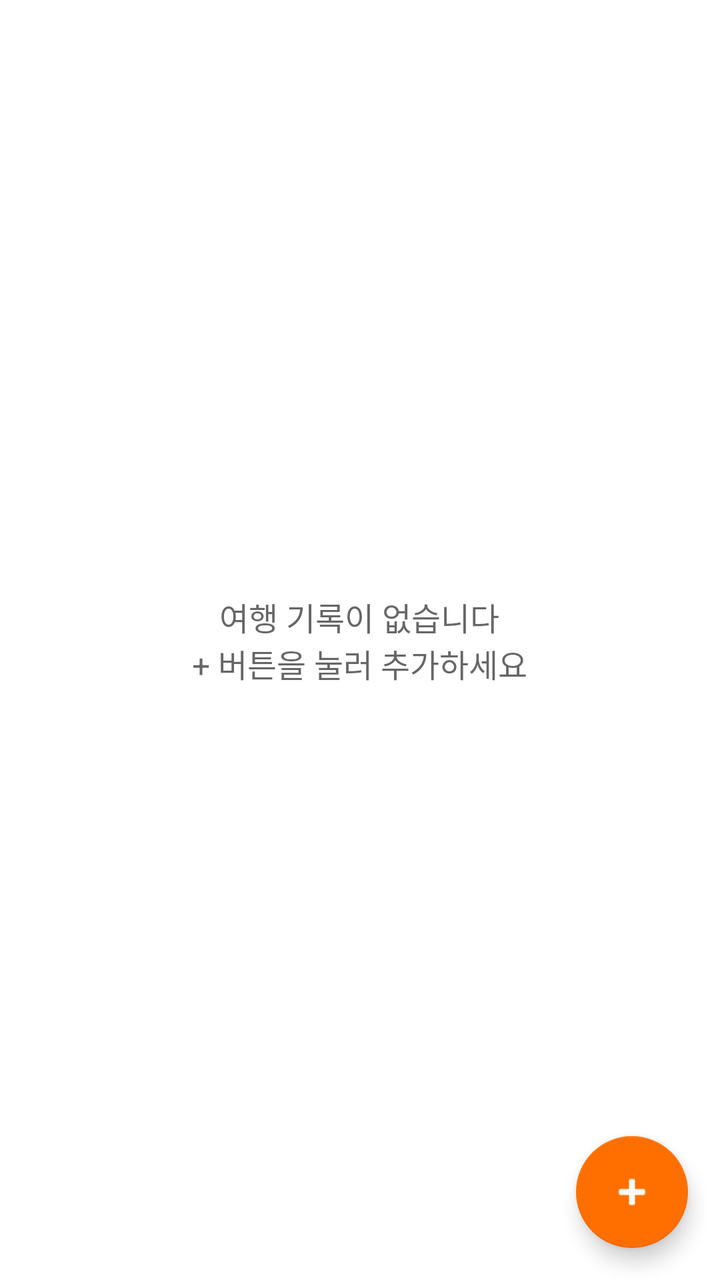
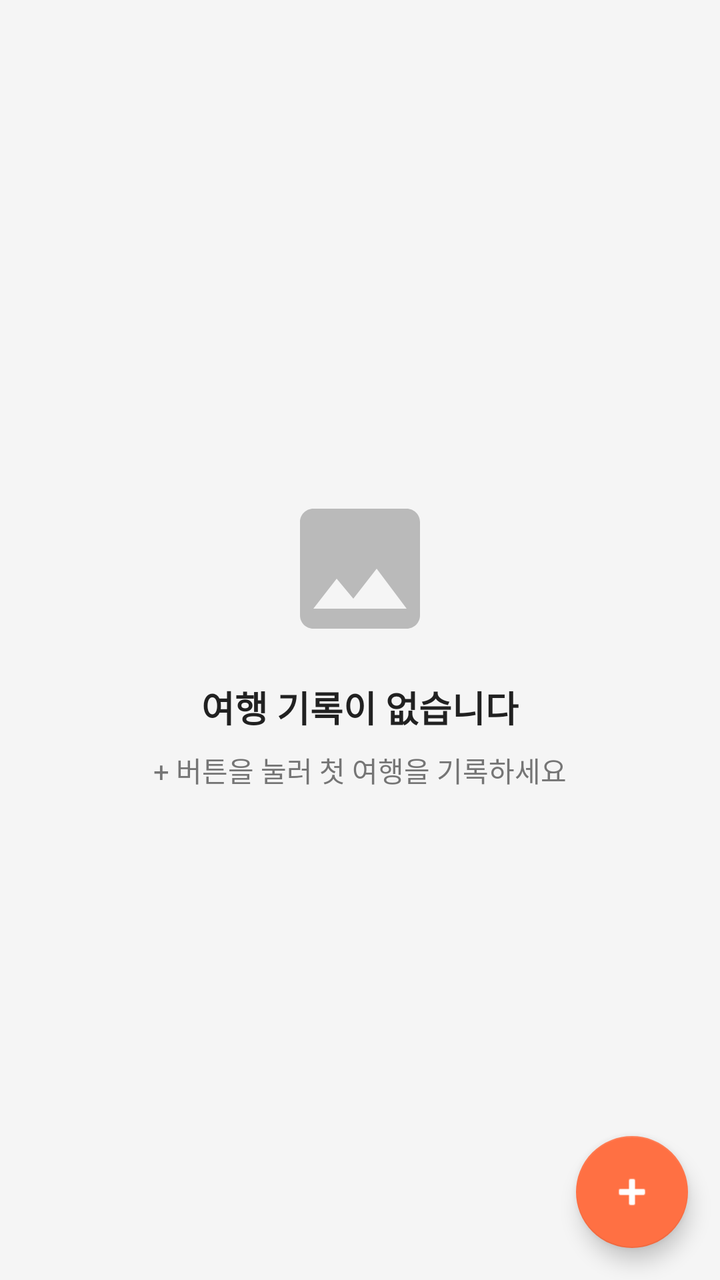

Compare the two renders of this Android layout. The source of the first and the diff that turns it into the second are given below.
<!-- AndroidManifest.xml: application theme Theme.WebPrograming -->
<!-- res/layout/fragment_home.xml -->
<?xml version="1.0" encoding="utf-8"?>
<FrameLayout xmlns:android="http://schemas.android.com/apk/res/android"
    xmlns:app="http://schemas.android.com/apk/res-auto"
    android:layout_width="match_parent"
    android:layout_height="match_parent"
    android:background="?android:attr/colorBackground">

    <ProgressBar
        android:id="@+id/progressBar"
        android:layout_width="wrap_content"
        android:layout_height="wrap_content"
        android:layout_gravity="center"
        android:visibility="gone" />

    <androidx.recyclerview.widget.RecyclerView
        android:id="@+id/recyclerView"
        android:layout_width="match_parent"
        android:layout_height="match_parent"
        android:clipToPadding="false"
        android:padding="8dp" />

    <TextView
        android:id="@+id/tvEmpty"
        android:layout_width="wrap_content"
        android:layout_height="wrap_content"
        android:layout_gravity="center"
        android:text="여행 기록이 없습니다\n+ 버튼을 눌러 추가하세요"
        android:textSize="16sp"
        android:gravity="center"
        android:textColor="?android:attr/textColorSecondary" />

    <com.google.android.material.floatingactionbutton.FloatingActionButton
        android:id="@+id/fabAdd"
        android:layout_width="wrap_content"
        android:layout_height="wrap_content"
        android:layout_gravity="bottom|end"
        android:layout_margin="16dp"
        android:contentDescription="여행 기록 추가"
        android:src="@android:drawable/ic_input_add"
        app:tint="@android:color/white" />

</FrameLayout>
<!-- resources referenced by this layout -->
<resources>
  <style name="Theme.WebPrograming" parent="Theme.MaterialComponents.DayNight.DarkActionBar">
          <item name="colorPrimary">@color/primary</item>
          <item name="colorPrimaryVariant">@color/primary_dark</item>
          <item name="colorOnPrimary">@color/white</item>
          <item name="colorSecondary">@color/secondary</item>
          <item name="colorSecondaryVariant">@color/secondary_dark</item>
          <item name="colorOnSecondary">@color/white</item>
      </style>
  <color name="primary">#1976D2</color>
  <color name="primary_dark">#1565C0</color>
  <color name="white">#FFFFFF</color>
  <color name="secondary">#FF6F00</color>
  <color name="secondary_dark">#E65100</color>
</resources>

<!-- the commit's change to res/layout/fragment_home.xml (unified diff, before → after) -->
@@ -17,17 +17,42 @@
         android:layout_width="match_parent"
         android:layout_height="match_parent"
         android:clipToPadding="false"
-        android:padding="8dp" />
+        android:paddingTop="8dp"
+        android:paddingBottom="80dp" />
 
-    <TextView
+    <LinearLayout
         android:id="@+id/tvEmpty"
         android:layout_width="wrap_content"
         android:layout_height="wrap_content"
         android:layout_gravity="center"
-        android:text="여행 기록이 없습니다\n+ 버튼을 눌러 추가하세요"
-        android:textSize="16sp"
-        android:gravity="center"
-        android:textColor="?android:attr/textColorSecondary" />
+        android:orientation="vertical"
+        android:gravity="center">
+
+        <ImageView
+            android:layout_width="80dp"
+            android:layout_height="80dp"
+            android:src="@drawable/ic_placeholder"
+            android:alpha="0.4"
+            android:layout_marginBottom="16dp"
+            android:contentDescription="빈 목록" />
+
+        <TextView
+            android:layout_width="wrap_content"
+            android:layout_height="wrap_content"
+            android:text="여행 기록이 없습니다"
+            android:textSize="18sp"
+            android:textStyle="bold"
+            android:textColor="?attr/colorOnSurface"
+            android:layout_marginBottom="8dp" />
+
+        <TextView
+            android:layout_width="wrap_content"
+            android:layout_height="wrap_content"
+            android:text="+ 버튼을 눌러 첫 여행을 기록하세요"
+            android:textSize="14sp"
+            android:textColor="@color/text_secondary" />
+
+    </LinearLayout>
 
     <com.google.android.material.floatingactionbutton.FloatingActionButton
         android:id="@+id/fabAdd"
@@ -37,6 +62,7 @@
         android:layout_margin="16dp"
         android:contentDescription="여행 기록 추가"
         android:src="@android:drawable/ic_input_add"
-        app:tint="@android:color/white" />
+        app:tint="@android:color/white"
+        app:backgroundTint="?attr/colorSecondary" />
 
 </FrameLayout>
<!-- resource entries referenced after the edit -->
@@ -1,17 +1,41 @@
 <!-- resources referenced by this layout -->
 <resources>
+  <color name="text_secondary">#757575</color>
+  <!-- drawable ic_placeholder (drawable) -->
+  <?xml version="1.0" encoding="utf-8"?>
+  <vector xmlns:android="http://schemas.android.com/apk/res/android"
+      android:width="48dp"
+      android:height="48dp"
+      android:viewportWidth="24"
+      android:viewportHeight="24"
+      android:tint="?attr/colorControlNormal">
+  
+      <path
+          android:fillColor="#CCCCCC"
+          android:pathData="M21,19V5c0,-1.1 -0.9,-2 -2,-2H5c-1.1,0 -2,0.9 -2,2v14c0,1.1 0.9,2 2,2h14c1.1,0 2,-0.9 2,-2zM8.5,13.5l2.5,3.01L14.5,12l4.5,6H5l3.5,-4.5z" />
+  
+  </vector>
   <style name="Theme.WebPrograming" parent="Theme.MaterialComponents.DayNight.DarkActionBar">
           <item name="colorPrimary">@color/primary</item>
+          <item name="colorPrimaryDark">@color/primary_dark</item>
           <item name="colorPrimaryVariant">@color/primary_dark</item>
           <item name="colorOnPrimary">@color/white</item>
           <item name="colorSecondary">@color/secondary</item>
           <item name="colorSecondaryVariant">@color/secondary_dark</item>
           <item name="colorOnSecondary">@color/white</item>
+          <item name="android:colorBackground">@color/background</item>
+          <item name="colorSurface">@color/surface</item>
+          <item name="colorOnSurface">@color/on_surface</item>
+          <item name="colorError">@color/error</item>
       </style>
-  <color name="primary">#1976D2</color>
-  <color name="primary_dark">#1565C0</color>
+  <color name="primary">#2196F3</color>
+  <color name="primary_dark">#1976D2</color>
   <color name="white">#FFFFFF</color>
-  <color name="secondary">#FF6F00</color>
-  <color name="secondary_dark">#E65100</color>
+  <color name="secondary">#FF7043</color>
+  <color name="secondary_dark">#E64A19</color>
+  <color name="background">#F5F5F5</color>
+  <color name="surface">#FFFFFF</color>
+  <color name="on_surface">#212121</color>
+  <color name="error">#D32F2F</color>
 </resources>
 
